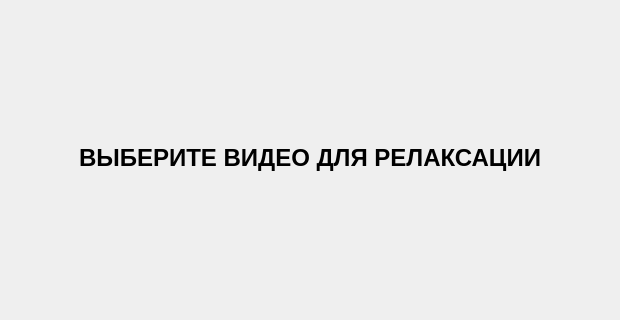
Before: the Qt Designer form microservices/client/GUI/windows/ui_relax_window.ui in 4graf/RelaxMe, drawn with Qt 5; both pictures show x 95 to 715 and y 133 to 453 of the 812 by 583 pixel window.
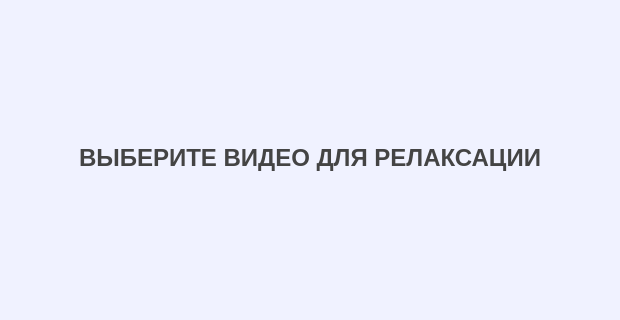
After: the same form once the commit is applied.

What changed in the file:
```diff
--- a/microservices/client/GUI/windows/ui_relax_window.ui
+++ b/microservices/client/GUI/windows/ui_relax_window.ui
@@ -14,29 +14,49 @@
    <string>RelaxMe - Relax</string>
   </property>
   <property name="styleSheet">
-   <string notr="true">#MainWindow *{
-  background-color: #f0f3ff;
+   <string notr="true">* {
+  font-family: 'Circe Rounded';
+  color: #444444;
+  box-sizing: border-box;
 }
 
-#centralwidget QLabel{
-  color: #000000;
+QWidget {
+  width: 100%;
+  display: flex;
+  justify-content: center;
+  align-items: center;
+
+  background-color: #F0F2FF;
+}
+
+QPushButton {
+  padding: 2px 24px;
+  border-style: solid;
+  border-width: 3px;
+  border-radius: 15px;
+  border-color: #C0AEE2;
+  background: white;
+  color: black;
+  font-size: 16px;
+  font-weight: 400;
+}
+
+QLabel {
+  margin-top: 0px;
   font-size: 24px;
   font-weight: 800;
+  margin-bottom: 0px;
+  text-align: center;
 }
 
-QPushButton{
-  padding: 12px 24px;
-  border-style: inset;
-  border-width: 3px;
-  border-radius: 20px;
-  border-color: #816e9c;
-  background: #f5f6fc;
-  color: #000000;
-  font-size: 14px;
-  font-weight: 600;
-  margin: 20px 0px;
+#header_frame {
+  margin-top: -100px;
+  border-radius: 100%;
+  background: white;
+  margin-right: -20;
+  margin-left: -20;
+  margin-bottom: 20px;
 }
-
 </string>
   </property>
   <widget class="QWidget" name="centralwidget">
```
